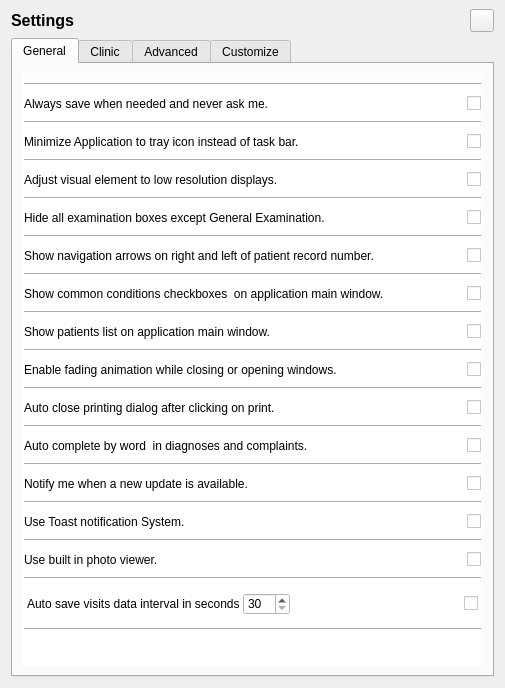
The window that qtemr/settingsclass.ui (dr3mro/SmartClinic) describes before a commit, drawn with Qt 5.
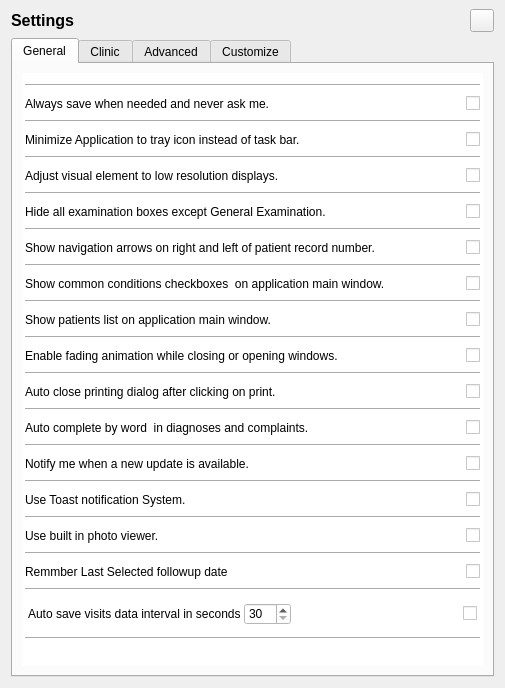
The same window after the commit. Icons and pictures are not drawn. Custom widgets are drawn as their Qt base class.

Commit message: * Add MemLeak switch * Add option to remmber last selected follow up date

What changed in the file:
```diff
--- a/qtemr/settingsclass.ui
+++ b/qtemr/settingsclass.ui
@@ -104,300 +104,29 @@
            <rect>
             <x>0</x>
             <y>0</y>
-            <width>465</width>
-            <height>594</height>
+            <width>463</width>
+            <height>596</height>
            </rect>
           </property>
           <property name="styleSheet">
            <string notr="true">background-color: rgb(255, 255, 255);</string>
           </property>
-          <layout class="QGridLayout" name="gridLayout_5">
+          <layout class="QGridLayout" name="gridLayout_8">
            <property name="leftMargin">
-            <number>2</number>
+            <number>3</number>
            </property>
            <property name="topMargin">
-            <number>2</number>
+            <number>3</number>
            </property>
            <property name="rightMargin">
-            <number>2</number>
+            <number>3</number>
            </property>
            <property name="bottomMargin">
-            <number>2</number>
+            <number>3</number>
            </property>
            <property name="spacing">
-            <number>2</number>
+            <number>1</number>
            </property>
-           <item row="0" column="0">
-            <widget class="Line" name="line_14">
-             <property name="frameShadow">
-              <enum>QFrame::Sunken</enum>
-             </property>
-             <property name="midLineWidth">
-              <number>0</number>
-             </property>
-             <property name="orientation">
-              <enum>Qt::Horizontal</enum>
-             </property>
-            </widget>
-           </item>
-           <item row="3" column="0">
-            <layout class="QHBoxLayout" name="horizontalLayout_24">
-             <item>
-              <widget class="QLabel" name="label_58">
-               <property name="text">
-                <string>Minimize Application to tray icon instead of task bar.</string>
-               </property>
-              </widget>
-             </item>
-             <item>
-              <widget class="Switch" name="minimizeToTray">
-               <property name="sizePolicy">
-                <sizepolicy hsizetype="Fixed" vsizetype="Fixed">
-                 <horstretch>0</horstretch>
-                 <verstretch>0</verstretch>
-                </sizepolicy>
-               </property>
-               <property name="text">
-                <string/>
-               </property>
-              </widget>
-             </item>
-            </layout>
-           </item>
-           <item row="4" column="0">
-            <widget class="Line" name="line_2">
-             <property name="frameShadow">
-              <enum>QFrame::Sunken</enum>
-             </property>
-             <property name="midLineWidth">
-              <number>0</number>
-             </property>
-             <property name="orientation">
-              <enum>Qt::Horizontal</enum>
-             </property>
-            </widget>
-           </item>
-           <item row="6" column="0">
-            <widget class="Line" name="line_3">
-             <property name="frameShadow">
-              <enum>QFrame::Sunken</enum>
-             </property>
-             <property name="midLineWidth">
-              <number>0</number>
-             </property>
-             <property name="orientation">
-              <enum>Qt::Horizontal</enum>
-             </property>
-            </widget>
-           </item>
-           <item row="5" column="0">
-            <layout class="QHBoxLayout" name="horizontalLayout_27">
-             <item>
-              <widget class="QLabel" name="label_62">
-               <property name="text">
-                <string>Adjust visual element to low resolution displays.</string>
-               </property>
-              </widget>
-             </item>
-             <item>
-              <widget class="Switch" name="checkBoxSmallScreen">
-               <property name="sizePolicy">
-                <sizepolicy hsizetype="Fixed" vsizetype="Fixed">
-                 <horstretch>0</horstretch>
-                 <verstretch>0</verstretch>
-                </sizepolicy>
-               </property>
-               <property name="toolTip">
-                <string/>
-               </property>
-               <property name="text">
-                <string/>
-               </property>
-              </widget>
-             </item>
-            </layout>
-           </item>
-           <item row="7" column="0">
-            <layout class="QHBoxLayout" name="horizontalLayout_26">
-             <item>
-              <widget class="QLabel" name="label_61">
-               <property name="text">
-                <string>Hide all examination boxes except General Examination.</string>
-               </property>
-              </widget>
-             </item>
-             <item>
-              <widget class="Switch" name="checkBoxSimpleExamination">
-               <property name="sizePolicy">
-                <sizepolicy hsizetype="Fixed" vsizetype="Fixed">
-                 <horstretch>0</horstretch>
-                 <verstretch>0</verstretch>
-                </sizepolicy>
-               </property>
-               <property name="toolTip">
-                <string/>
-               </property>
-               <property name="text">
-                <string/>
-               </property>
-              </widget>
-             </item>
-            </layout>
-           </item>
-           <item row="8" column="0">
-            <widget class="Line" name="line_4">
-             <property name="frameShadow">
-              <enum>QFrame::Sunken</enum>
-             </property>
-             <property name="midLineWidth">
-              <number>0</number>
-             </property>
-             <property name="orientation">
-              <enum>Qt::Horizontal</enum>
-             </property>
-            </widget>
-           </item>
-           <item row="9" column="0">
-            <layout class="QHBoxLayout" name="horizontalLayout_28">
-             <item>
-              <widget class="QLabel" name="label_63">
-               <property name="text">
-                <string>Show navigation arrows on right and left of patient record number.</string>
-               </property>
-              </widget>
-             </item>
-             <item>
-              <widget class="Switch" name="checkBoxNavArrow">
-               <property name="sizePolicy">
-                <sizepolicy hsizetype="Fixed" vsizetype="Fixed">
-                 <horstretch>0</horstretch>
-                 <verstretch>0</verstretch>
-                </sizepolicy>
-               </property>
-               <property name="toolTip">
-                <string/>
-               </property>
-               <property name="text">
-                <string/>
-               </property>
-              </widget>
-             </item>
-            </layout>
-           </item>
-           <item row="10" column="0">
-            <widget class="Line" name="line_5">
-             <property name="frameShadow">
-              <enum>QFrame::Sunken</enum>
-             </property>
-             <property name="midLineWidth">
-              <number>0</number>
-             </property>
-             <property name="orientation">
-              <enum>Qt::Horizontal</enum>
-             </property>
-            </widget>
-           </item>
-           <item row="12" column="0">
-            <widget class="Line" name="line_6">
-             <property name="frameShadow">
-              <enum>QFrame::Sunken</enum>
-             </property>
-             <property name="midLineWidth">
-              <number>0</number>
-             </property>
-             <property name="orientation">
-              <enum>Qt::Horizontal</enum>
-             </property>
-            </widget>
-           </item>
-           <item row="11" column="0">
-            <layout class="QHBoxLayout" name="horizontalLayout_15">
-             <item>
-              <widget class="QLabel" name="label_48">
-               <property name="text">
-                <string>Show common conditions checkboxes  on application main window.</string>
-               </property>
-              </widget>
-             </item>
-             <item>
-              <widget class="Switch" name="checkBoxChronic">
-               <property name="sizePolicy">
-                <sizepolicy hsizetype="Fixed" vsizetype="Fixed">
-                 <horstretch>0</horstretch>
-                 <verstretch>0</verstretch>
-                </sizepolicy>
-               </property>
-               <property name="toolTip">
-                <string/>
-               </property>
-               <property name="text">
-                <string/>
-               </property>
-              </widget>
-             </item>
-            </layout>
-           </item>
-           <item row="13" column="0">
-            <layout class="QHBoxLayout" name="horizontalLayout_20">
-             <item>
-              <widget class="QLabel" name="label_54">
-               <property name="text">
-                <string>Show patients list on application main window.</string>
-               </property>
-              </widget>
-             </item>
-             <item>
-              <widget class="Switch" name="inLinePatientList">
-               <property name="sizePolicy">
-                <sizepolicy hsizetype="Fixed" vsizetype="Fixed">
-                 <horstretch>0</horstretch>
-                 <verstretch>0</verstretch>
-                </sizepolicy>
-               </property>
-               <property name="text">
-                <string/>
-               </property>
-              </widget>
-             </item>
-            </layout>
-           </item>
-           <item row="14" column="0">
-            <widget class="Line" name="line_7">
-             <property name="frameShadow">
-              <enum>QFrame::Sunken</enum>
-             </property>
-             <property name="midLineWidth">
-              <number>0</number>
-             </property>
-             <property name="orientation">
-              <enum>Qt::Horizontal</enum>
-             </property>
-            </widget>
-           </item>
-           <item row="15" column="0">
-            <layout class="QHBoxLayout" name="horizontalLayout_22">
-             <item>
-              <widget class="QLabel" name="label_56">
-               <property name="text">
-                <string>Enable fading animation while closing or opening windows.</string>
-               </property>
-              </widget>
-             </item>
-             <item>
-              <widget class="Switch" name="enableVisualEffects">
-               <property name="sizePolicy">
-                <sizepolicy hsizetype="Fixed" vsizetype="Fixed">
-                 <horstretch>0</horstretch>
-                 <verstretch>0</verstretch>
-                </sizepolicy>
-               </property>
-               <property name="text">
-                <string/>
-               </property>
-              </widget>
-             </item>
-            </layout>
-           </item>
            <item row="16" column="0">
             <widget class="Line" name="line_8">
              <property name="frameShadow">
@@ -411,43 +140,6 @@
              </property>
             </widget>
            </item>
-           <item row="17" column="0">
-            <layout class="QHBoxLayout" name="horizontalLayout_19">
-             <item>
-              <widget class="QLabel" name="label_53">
-               <property name="text">
-                <string>Auto close printing dialog after clicking on print.</string>
-               </property>
-              </widget>
-             </item>
-             <item>
-              <widget class="Switch" name="checkBoxAutoClosePrintDlg">
-               <property name="sizePolicy">
-                <sizepolicy hsizetype="Fixed" vsizetype="Fixed">
-                 <horstretch>0</horstretch>
-                 <verstretch>0</verstretch>
-                </sizepolicy>
-               </property>
-               <property name="text">
-                <string/>
-               </property>
-              </widget>
-             </item>
-            </layout>
-           </item>
-           <item row="18" column="0">
-            <widget class="Line" name="line_9">
-             <property name="frameShadow">
-              <enum>QFrame::Sunken</enum>
-             </property>
-             <property name="midLineWidth">
-              <number>0</number>
-             </property>
-             <property name="orientation">
-              <enum>Qt::Horizontal</enum>
-             </property>
-            </widget>
-           </item>
            <item row="19" column="0">
             <layout class="QHBoxLayout" name="horizontalLayout_21">
              <item>
@@ -475,30 +167,17 @@
              </item>
             </layout>
            </item>
-           <item row="20" column="0">
-            <widget class="Line" name="line_10">
-             <property name="frameShadow">
-              <enum>QFrame::Sunken</enum>
-             </property>
-             <property name="midLineWidth">
-              <number>0</number>
-             </property>
-             <property name="orientation">
-              <enum>Qt::Horizontal</enum>
-             </property>
-            </widget>
-           </item>
-           <item row="21" column="0">
-            <layout class="QHBoxLayout" name="horizontalLayout_23">
+           <item row="11" column="0">
+            <layout class="QHBoxLayout" name="horizontalLayout_15">
              <item>
-              <widget class="QLabel" name="label_57">
+              <widget class="QLabel" name="label_48">
                <property name="text">
-                <string>Notify me when a new update is available.</string>
+                <string>Show common conditions checkboxes  on application main window.</string>
                </property>
               </widget>
              </item>
              <item>
-              <widget class="Switch" name="updateNotify">
+              <widget class="Switch" name="checkBoxChronic">
                <property name="sizePolicy">
                 <sizepolicy hsizetype="Fixed" vsizetype="Fixed">
                  <horstretch>0</horstretch>
@@ -525,32 +204,8 @@
              </property>
             </widget>
            </item>
-           <item row="23" column="0">
-            <layout class="QHBoxLayout" name="horizontalLayout_25">
-             <item>
-              <widget class="QLabel" name="label_60">
-               <property name="text">
-                <string>Use Toast notification System.</string>
-               </property>
-              </widget>
-             </item>
-             <item>
-              <widget class="Switch" name="useToast">
-               <property name="sizePolicy">
-                <sizepolicy hsizetype="Fixed" vsizetype="Fixed">
-                 <horstretch>0</horstretch>
-                 <verstretch>0</verstretch>
-                </sizepolicy>
-               </property>
-               <property name="text">
-                <string/>
-               </property>
-              </widget>
-             </item>
-            </layout>
-           </item>
-           <item row="26" column="0">
-            <widget class="Line" name="line_12">
+           <item row="6" column="0">
+            <widget class="Line" name="line_3">
              <property name="frameShadow">
               <enum>QFrame::Sunken</enum>
              </property>
@@ -562,17 +217,17 @@
              </property>
             </widget>
            </item>
-           <item row="25" column="0">
-            <layout class="QHBoxLayout" name="horizontalLayout_4">
+           <item row="9" column="0">
+            <layout class="QHBoxLayout" name="horizontalLayout_28">
              <item>
-              <widget class="QLabel" name="label_2">
+              <widget class="QLabel" name="label_63">
                <property name="text">
-                <string>Use built in photo viewer.</string>
+                <string>Show navigation arrows on right and left of patient record number.</string>
                </property>
               </widget>
              </item>
              <item>
-              <widget class="Switch" name="usePhotoViewer">
+              <widget class="Switch" name="checkBoxNavArrow">
                <property name="sizePolicy">
                 <sizepolicy hsizetype="Fixed" vsizetype="Fixed">
                  <horstretch>0</horstretch>
@@ -586,7 +241,20 @@
              </item>
             </layout>
            </item>
-           <item row="27" column="0">
+           <item row="2" column="0">
+            <widget class="Line" name="line">
+             <property name="frameShadow">
+              <enum>QFrame::Sunken</enum>
+             </property>
+             <property name="midLineWidth">
+              <number>0</number>
+             </property>
+             <property name="orientation">
+              <enum>Qt::Horizontal</enum>
+             </property>
+            </widget>
+           </item>
+           <item row="29" column="0">
             <layout class="QGridLayout" name="gridLayout_11">
              <property name="leftMargin">
               <number>3</number>
@@ -654,8 +322,8 @@
              </item>
             </layout>
            </item>
-           <item row="28" column="0">
-            <widget class="Line" name="line_13">
+           <item row="10" column="0">
+            <widget class="Line" name="line_5">
              <property name="frameShadow">
               <enum>QFrame::Sunken</enum>
              </property>
@@ -667,8 +335,59 @@
              </property>
             </widget>
            </item>
-           <item row="2" column="0">
-            <widget class="Line" name="line">
+           <item row="15" column="0">
+            <layout class="QHBoxLayout" name="horizontalLayout_22">
+             <item>
+              <widget class="QLabel" name="label_56">
+               <property name="text">
+                <string>Enable fading animation while closing or opening windows.</string>
+               </property>
+              </widget>
+             </item>
+             <item>
+              <widget class="Switch" name="enableVisualEffects">
+               <property name="sizePolicy">
+                <sizepolicy hsizetype="Fixed" vsizetype="Fixed">
+                 <horstretch>0</horstretch>
+                 <verstretch>0</verstretch>
+                </sizepolicy>
+               </property>
+               <property name="text">
+                <string/>
+               </property>
+              </widget>
+             </item>
+            </layout>
+           </item>
+           <item row="5" column="0">
+            <layout class="QHBoxLayout" name="horizontalLayout_27">
+             <item>
+              <widget class="QLabel" name="label_62">
+               <property name="text">
+                <string>Adjust visual element to low resolution displays.</string>
+               </property>
+              </widget>
+             </item>
+             <item>
+              <widget class="Switch" name="checkBoxSmallScreen">
+               <property name="sizePolicy">
+                <sizepolicy hsizetype="Fixed" vsizetype="Fixed">
+                 <horstretch>0</horstretch>
+                 <verstretch>0</verstretch>
+                </sizepolicy>
+               </property>
+               <property name="toolTip">
+                <string/>
+               </property>
+               <property name="text">
+                <string/>
+               </property>
+              </widget>
+             </item>
+            </layout>
+           </item>
+           <item row="18" column="0">
+            <widget class="Line" name="line_9">
              <property name="frameShadow">
               <enum>QFrame::Sunken</enum>
              </property>
@@ -680,6 +399,54 @@
              </property>
             </widget>
            </item>
+           <item row="25" column="0">
+            <layout class="QHBoxLayout" name="horizontalLayout_4">
+             <item>
+              <widget class="QLabel" name="label_2">
+               <property name="text">
+                <string>Use built in photo viewer.</string>
+               </property>
+              </widget>
+             </item>
+             <item>
+              <widget class="Switch" name="usePhotoViewer">
+               <property name="sizePolicy">
+                <sizepolicy hsizetype="Fixed" vsizetype="Fixed">
+                 <horstretch>0</horstretch>
+                 <verstretch>0</verstretch>
+                </sizepolicy>
+               </property>
+               <property name="text">
+                <string/>
+               </property>
+              </widget>
+             </item>
+            </layout>
+           </item>
+           <item row="27" column="0">
+            <layout class="QGridLayout" name="gridLayout_5">
+             <item row="0" column="0">
+              <widget class="QLabel" name="label_4">
+               <property name="text">
+                <string>Remmber Last Selected followup date</string>
+               </property>
+              </widget>
+             </item>
+             <item row="0" column="1">
+              <widget class="Switch" name="remmberLastFollowupDate">
+               <property name="sizePolicy">
+                <sizepolicy hsizetype="Fixed" vsizetype="Fixed">
+                 <horstretch>0</horstretch>
+                 <verstretch>0</verstretch>
+                </sizepolicy>
+               </property>
+               <property name="text">
+                <string/>
+               </property>
+              </widget>
+             </item>
+            </layout>
+           </item>
            <item row="1" column="0">
             <layout class="QHBoxLayout" name="horizontalLayout_29">
              <item>
@@ -707,6 +474,56 @@
              </item>
             </layout>
            </item>
+           <item row="20" column="0">
+            <widget class="Line" name="line_10">
+             <property name="frameShadow">
+              <enum>QFrame::Sunken</enum>
+             </property>
+             <property name="midLineWidth">
+              <number>0</number>
+             </property>
+             <property name="orientation">
+              <enum>Qt::Horizontal</enum>
+             </property>
+            </widget>
+           </item>
+           <item row="14" column="0">
+            <widget class="Line" name="line_7">
+             <property name="frameShadow">
+              <enum>QFrame::Sunken</enum>
+             </property>
+             <property name="midLineWidth">
+              <number>0</number>
+             </property>
+             <property name="orientation">
+              <enum>Qt::Horizontal</enum>
+             </property>
+            </widget>
+           </item>
+           <item row="13" column="0">
+            <layout class="QHBoxLayout" name="horizontalLayout_20">
+             <item>
+              <widget class="QLabel" name="label_54">
+               <property name="text">
+                <string>Show patients list on application main window.</string>
+               </property>
+              </widget>
+             </item>
+             <item>
+              <widget class="Switch" name="inLinePatientList">
+               <property name="sizePolicy">
+                <sizepolicy hsizetype="Fixed" vsizetype="Fixed">
+                 <horstretch>0</horstretch>
+                 <verstretch>0</verstretch>
+                </sizepolicy>
+               </property>
+               <property name="text">
+                <string/>
+               </property>
+              </widget>
+             </item>
+            </layout>
+           </item>
            <item row="24" column="0">
             <widget class="Line" name="line_15">
              <property name="orientation">
@@ -714,6 +531,214 @@
              </property>
             </widget>
            </item>
+           <item row="30" column="0">
+            <widget class="Line" name="line_13">
+             <property name="frameShadow">
+              <enum>QFrame::Sunken</enum>
+             </property>
+             <property name="midLineWidth">
+              <number>0</number>
+             </property>
+             <property name="orientation">
+              <enum>Qt::Horizontal</enum>
+             </property>
+            </widget>
+           </item>
+           <item row="28" column="0">
+            <widget class="Line" name="line_12">
+             <property name="frameShadow">
+              <enum>QFrame::Sunken</enum>
+             </property>
+             <property name="midLineWidth">
+              <number>0</number>
+             </property>
+             <property name="orientation">
+              <enum>Qt::Horizontal</enum>
+             </property>
+            </widget>
+           </item>
+           <item row="4" column="0">
+            <widget class="Line" name="line_2">
+             <property name="frameShadow">
+              <enum>QFrame::Sunken</enum>
+             </property>
+             <property name="midLineWidth">
+              <number>0</number>
+             </property>
+             <property name="orientation">
+              <enum>Qt::Horizontal</enum>
+             </property>
+            </widget>
+           </item>
+           <item row="17" column="0">
+            <layout class="QHBoxLayout" name="horizontalLayout_19">
+             <item>
+              <widget class="QLabel" name="label_53">
+               <property name="text">
+                <string>Auto close printing dialog after clicking on print.</string>
+               </property>
+              </widget>
+             </item>
+             <item>
+              <widget class="Switch" name="checkBoxAutoClosePrintDlg">
+               <property name="sizePolicy">
+                <sizepolicy hsizetype="Fixed" vsizetype="Fixed">
+                 <horstretch>0</horstretch>
+                 <verstretch>0</verstretch>
+                </sizepolicy>
+               </property>
+               <property name="text">
+                <string/>
+               </property>
+              </widget>
+             </item>
+            </layout>
+           </item>
+           <item row="8" column="0">
+            <widget class="Line" name="line_4">
+             <property name="frameShadow">
+              <enum>QFrame::Sunken</enum>
+             </property>
+             <property name="midLineWidth">
+              <number>0</number>
+             </property>
+             <property name="orientation">
+              <enum>Qt::Horizontal</enum>
+             </property>
+            </widget>
+           </item>
+           <item row="0" column="0">
+            <widget class="Line" name="line_14">
+             <property name="frameShadow">
+              <enum>QFrame::Sunken</enum>
+             </property>
+             <property name="midLineWidth">
+              <number>0</number>
+             </property>
+             <property name="orientation">
+              <enum>Qt::Horizontal</enum>
+             </property>
+            </widget>
+           </item>
+           <item row="7" column="0">
+            <layout class="QHBoxLayout" name="horizontalLayout_26">
+             <item>
+              <widget class="QLabel" name="label_61">
+               <property name="text">
+                <string>Hide all examination boxes except General Examination.</string>
+               </property>
+              </widget>
+             </item>
+             <item>
+              <widget class="Switch" name="checkBoxSimpleExamination">
+               <property name="sizePolicy">
+                <sizepolicy hsizetype="Fixed" vsizetype="Fixed">
+                 <horstretch>0</horstretch>
+                 <verstretch>0</verstretch>
+                </sizepolicy>
+               </property>
+               <property name="toolTip">
+                <string/>
+               </property>
+               <property name="text">
+                <string/>
+               </property>
+              </widget>
+             </item>
+            </layout>
+           </item>
+           <item row="12" column="0">
+            <widget class="Line" name="line_6">
+             <property name="frameShadow">
+              <enum>QFrame::Sunken</enum>
+             </property>
+             <property name="midLineWidth">
+              <number>0</number>
+             </property>
+             <property name="orientation">
+              <enum>Qt::Horizontal</enum>
+             </property>
+            </widget>
+           </item>
+           <item row="3" column="0">
+            <layout class="QHBoxLayout" name="horizontalLayout_24">
+             <item>
+              <widget class="QLabel" name="label_58">
+               <property name="text">
+                <string>Minimize Application to tray icon instead of task bar.</string>
+               </property>
+              </widget>
+             </item>
+             <item>
+              <widget class="Switch" name="minimizeToTray">
+               <property name="sizePolicy">
+                <sizepolicy hsizetype="Fixed" vsizetype="Fixed">
+                 <horstretch>0</horstretch>
+                 <verstretch>0</verstretch>
+                </sizepolicy>
+               </property>
+               <property name="text">
+                <string/>
+               </property>
+              </widget>
+             </item>
+            </layout>
+           </item>
+           <item row="21" column="0">
+            <layout class="QHBoxLayout" name="horizontalLayout_23">
+             <item>
+              <widget class="QLabel" name="label_57">
+               <property name="text">
+                <string>Notify me when a new update is available.</string>
+               </property>
+              </widget>
+             </item>
+             <item>
+              <widget class="Switch" name="updateNotify">
+               <property name="sizePolicy">
+                <sizepolicy hsizetype="Fixed" vsizetype="Fixed">
+                 <horstretch>0</horstretch>
+                 <verstretch>0</verstretch>
+                </sizepolicy>
+               </property>
+               <property name="text">
+                <string/>
+               </property>
+              </widget>
+             </item>
+            </layout>
+           </item>
+           <item row="23" column="0">
+            <layout class="QHBoxLayout" name="horizontalLayout_25">
+             <item>
+              <widget class="QLabel" name="label_60">
+               <property name="text">
+                <string>Use Toast notification System.</string>
+               </property>
+              </widget>
+             </item>
+             <item>
+              <widget class="Switch" name="useToast">
+               <property name="sizePolicy">
+                <sizepolicy hsizetype="Fixed" vsizetype="Fixed">
+                 <horstretch>0</horstretch>
+                 <verstretch>0</verstretch>
+                </sizepolicy>
+               </property>
+               <property name="text">
+                <string/>
+               </property>
+              </widget>
+             </item>
+            </layout>
+           </item>
+           <item row="26" column="0">
+            <widget class="Line" name="line_17">
+             <property name="orientation">
+              <enum>Qt::Horizontal</enum>
+             </property>
+            </widget>
+           </item>
           </layout>
          </widget>
         </widget>
```
Left out of the diff: 6 changed lines with no effect on the pictures. The commit also changes 11 other files.
